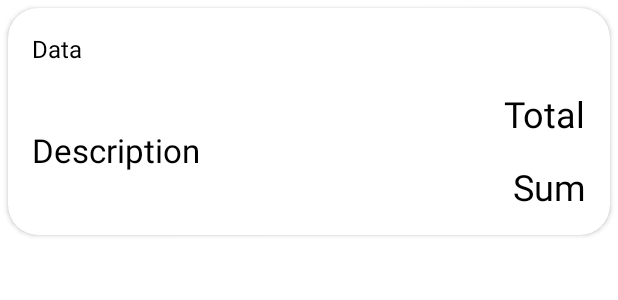
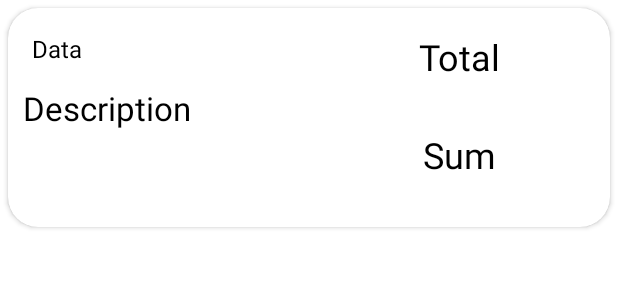
Before and after one commit to chicony83/homeBuch, an Android app: the layout money_item.xml on its own in the app's theme, with its tools: preview values and no code run, on a phone screen of 412 x 824 dp. Shown: the top 300 px of the screen. Run offline under Robolectric (Android 15) with nearby library versions, the phone set to English and light mode, and no system bars.

Commit message:
refactoring code

```diff
--- a/app/src/main/res/layout/fragment_update_money_moving.xml
+++ b/app/src/main/res/layout/fragment_update_money_moving.xml
@@ -66,7 +66,6 @@
         android:hint="@string/description_editText"
         android:importantForAutofill="no"
         android:inputType="text"
-        android:padding="@dimen/doubleMargin"
         app:layout_constraintTop_toBottomOf="@id/textView2"/>
 
     <EditText
--- a/app/src/main/res/layout/money_item.xml
+++ b/app/src/main/res/layout/money_item.xml
@@ -17,23 +17,41 @@
             android:layout_width="wrap_content"
             android:layout_height="wrap_content"
             android:layout_margin="16dp"
+            android:textColor="@color/black"
             android:textSize="16sp"
             app:layout_constraintStart_toStartOf="parent"
             app:layout_constraintTop_toTopOf="parent"
-            tools:text="Data"
-            android:textColor="@color/black"/>
+            tools:text="Data" />
+
+        <LinearLayout
+            android:id="@+id/linearLayout"
+            android:layout_width="200dp"
+            android:layout_height="100dp"
+            app:layout_constraintBottom_toBottomOf="parent"
+            app:layout_constraintStart_toStartOf="parent"
+            app:layout_constraintTop_toBottomOf="@+id/date_tv"
+            tools:ignore="MissingConstraints">
 
             <TextView
                 android:id="@+id/description_tv"
-            android:layout_width="wrap_content"
-            android:layout_height="wrap_content"
-            android:layout_margin="16dp"
+                android:layout_width="match_parent"
+                android:layout_height="match_parent"
+                android:layout_margin="10dp"
+                android:textColor="@color/black"
                 android:textSize="22sp"
+                app:layout_constraintBottom_toBottomOf="parent"
                 app:layout_constraintStart_toStartOf="parent"
-            app:layout_constraintTop_toBottomOf="@+id/date_tv"
+                tools:text="Description" />
+        </LinearLayout>
+
+        <androidx.constraintlayout.widget.ConstraintLayout
+            android:layout_width="170dp"
+            android:layout_height="130dp"
             app:layout_constraintBottom_toBottomOf="parent"
-            tools:text="Description"
-            android:textColor="@color/black"/>
+            app:layout_constraintEnd_toEndOf="parent"
+            app:layout_constraintStart_toEndOf="@+id/linearLayout"
+            app:layout_constraintTop_toTopOf="@+id/date_tv"
+            tools:ignore="MissingConstraints">
 
             <TextView
                 android:id="@+id/total_tv"
@@ -43,20 +61,23 @@
                 android:textColor="@color/black"
                 android:textSize="24sp"
                 app:layout_constraintEnd_toEndOf="parent"
-            app:layout_constraintTop_toBottomOf="@+id/date_tv"
+                app:layout_constraintStart_toStartOf="parent"
                 tools:text="Total" />
 
             <TextView
                 android:id="@+id/sum_tv"
                 android:layout_width="wrap_content"
                 android:layout_height="wrap_content"
+                android:layout_margin="16dp"
+                android:textColor="@color/black"
+                android:textSize="24sp"
                 app:layout_constraintBottom_toBottomOf="parent"
                 app:layout_constraintEnd_toEndOf="parent"
+                app:layout_constraintStart_toStartOf="parent"
                 app:layout_constraintTop_toBottomOf="@id/total_tv"
-            android:layout_margin="16dp"
-            android:textSize="24sp"
-            tools:text="Sum"
-            android:textColor="@color/black"/>
+                tools:text="Sum" />
+        </androidx.constraintlayout.widget.ConstraintLayout>
+
 
     </androidx.constraintlayout.widget.ConstraintLayout>
 
```
Lines whose indentation alone changed are shown as unchanged.
